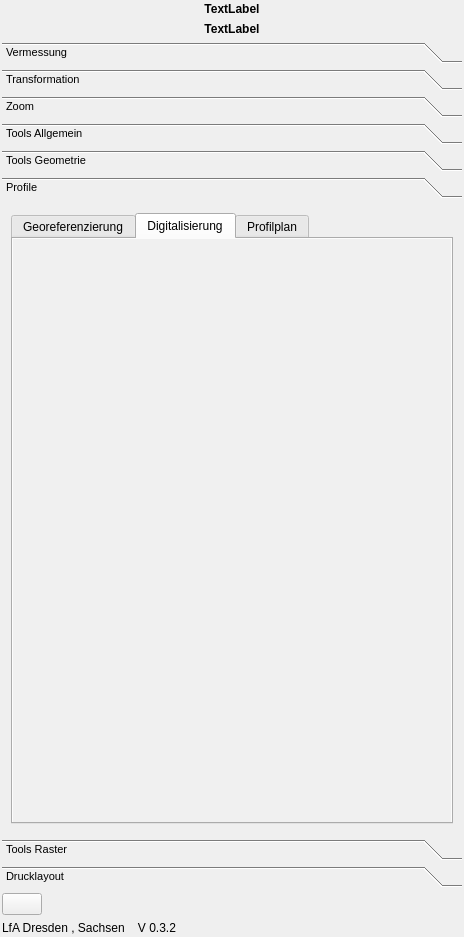
Old version of the form t2g_arch_dockwidget_base.ui in the repository Landesamt-fuer-Archaeologie-Sachsen/Tachy2GIS_arch.
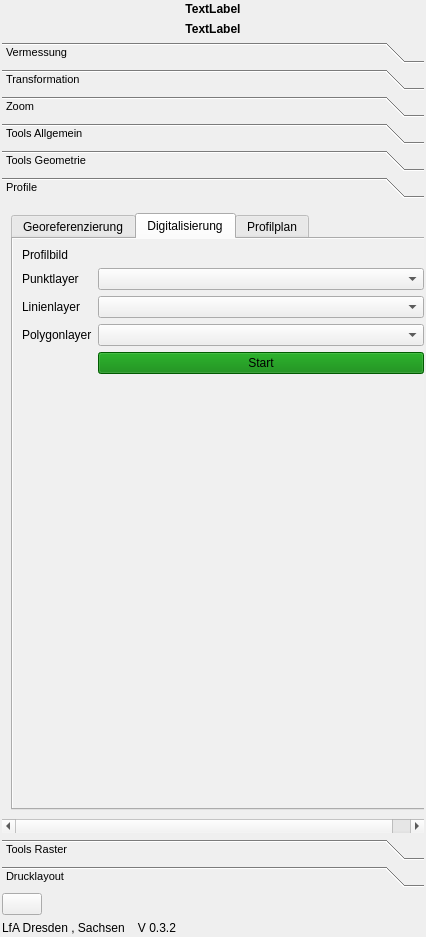
New version of the form. The open tabs and pages were chosen to show the change. Icons and pictures are not drawn. Custom widgets are drawn as their Qt base class.

Commit message: start digitize

What changed in the file:
```diff
--- a/t2g_arch_dockwidget_base.ui
+++ b/t2g_arch_dockwidget_base.ui
@@ -6,7 +6,7 @@
    <rect>
     <x>0</x>
     <y>0</y>
-    <width>464</width>
+    <width>426</width>
     <height>937</height>
    </rect>
   </property>
@@ -2124,8 +2124,8 @@
         <rect>
          <x>0</x>
          <y>0</y>
-         <width>460</width>
-         <height>587</height>
+         <width>422</width>
+         <height>607</height>
         </rect>
        </property>
        <attribute name="label">
@@ -2317,6 +2317,58 @@
            <attribute name="title">
             <string>Digitalisierung</string>
            </attribute>
+           <layout class="QFormLayout" name="formLayout_6">
+            <item row="1" column="0">
+             <widget class="QLabel" name="label_3">
+              <property name="text">
+               <string>Profilbild</string>
+              </property>
+             </widget>
+            </item>
+            <item row="2" column="0">
+             <widget class="QLabel" name="label_33">
+              <property name="text">
+               <string>Punktlayer</string>
+              </property>
+             </widget>
+            </item>
+            <item row="2" column="1">
+             <widget class="QgsMapLayerComboBox" name="pointLayerDigitize"/>
+            </item>
+            <item row="3" column="0">
+             <widget class="QLabel" name="label_34">
+              <property name="text">
+               <string>Linienlayer</string>
+              </property>
+             </widget>
+            </item>
+            <item row="3" column="1">
+             <widget class="QgsMapLayerComboBox" name="lineLayerDigitize"/>
+            </item>
+            <item row="7" column="1">
+             <widget class="QPushButton" name="startDigitizeBtn">
+              <property name="styleSheet">
+               <string notr="true">background-color : green</string>
+              </property>
+              <property name="text">
+               <string>Start</string>
+              </property>
+             </widget>
+            </item>
+            <item row="5" column="0">
+             <widget class="QLabel" name="label_35">
+              <property name="text">
+               <string>Polygonlayer</string>
+              </property>
+             </widget>
+            </item>
+            <item row="5" column="1">
+             <widget class="QgsMapLayerComboBox" name="polygonLayerDigitize"/>
+            </item>
+            <item row="1" column="1">
+             <widget class="QgsFileWidget" name="profileDigitize"/>
+            </item>
+           </layout>
           </widget>
           <widget class="QWidget" name="tab">
            <attribute name="title">
```
Left out of the diff: 30 changed lines with no effect on the pictures. The commit also changes 19 other files.
